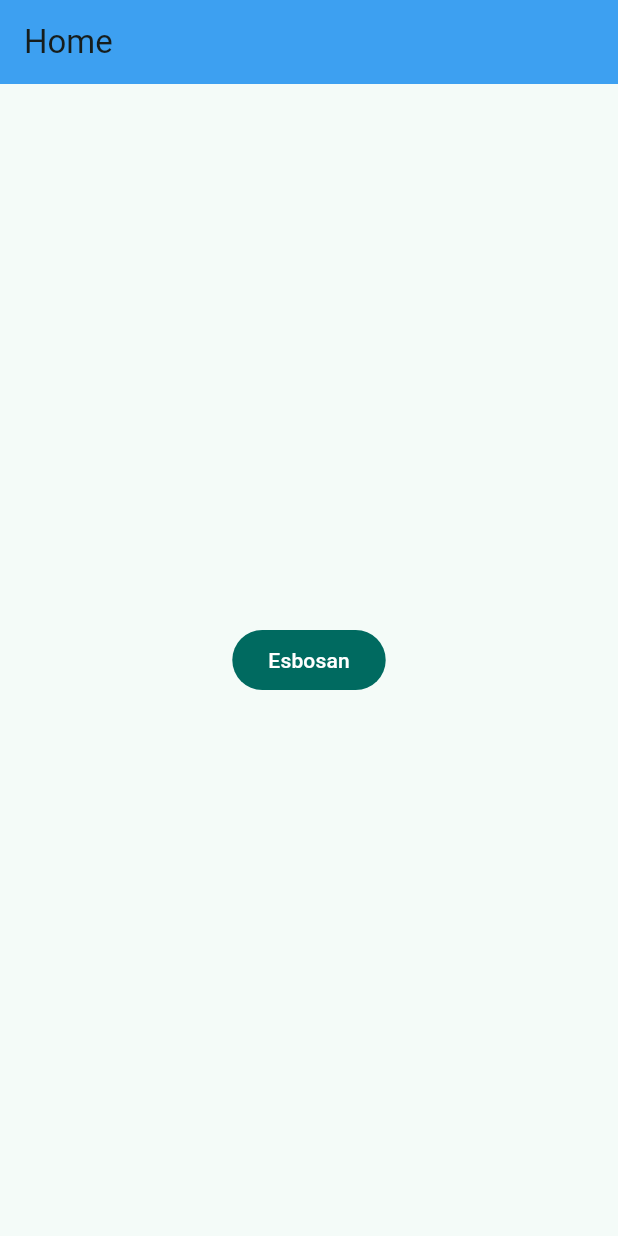
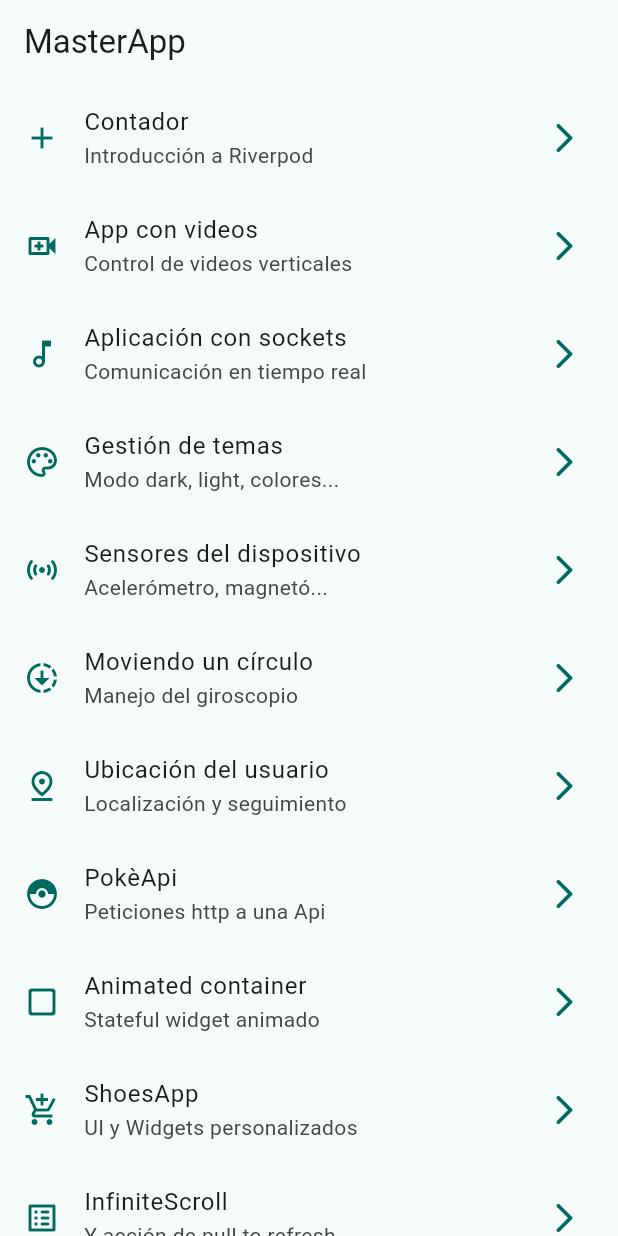
Before and after one commit to Esther-SB/Master_ifab, a Flutter app: the screen it shows after launch, on a phone screen of 412 x 824 dp. Run offline on Flutter 3.47's test engine with Material 3 defaults, Android fonts, the phone set to English and light mode, and no system bars.

Commit message:
ListView

```diff
--- a/lib/config/config.dart
+++ b/lib/config/config.dart
@@ -1 +1,2 @@
 export './theme/app_theme.dart';
+export './menu/menu_items.dart';
--- a/lib/config/menu/menu_items.dart
+++ b/lib/config/menu/menu_items.dart
@@ -12,5 +12,95 @@ const MenuItem({
   required this.subtitulus,
   required this.link,
   required this.icon,
-})
+});
 }
+
+
+const appMenuItems = <MenuItem>[
+  MenuItem(
+    titulus: 'Contador',
+    subtitulus: 'Introducción a Riverpod',
+    link: '/numerator-river',
+    icon: Icons.add,
+  ),
+
+
+  MenuItem(
+ titulus: 'App con videos',
+ subtitulus: 'Control de videos verticales',
+ link: '/videos',
+ icon: Icons.video_call_outlined
+ ),
+
+
+ MenuItem(
+ titulus: 'Aplicación con sockets',
+ subtitulus: 'Comunicación en tiempo real',
+ link: '/bands',
+ icon: Icons.music_note_outlined
+ ),
+
+
+ MenuItem(
+ titulus: 'Gestión de temas',
+ subtitulus: 'Modo dark, light, colores...',
+ link: '/theme-mutante',
+ icon: Icons.color_lens_outlined
+ ),
+
+
+ MenuItem(
+ titulus: 'Sensores del dispositivo',
+ subtitulus: 'Acelerómetro, magnetó...',
+ link: '/sensors',
+ icon: Icons.sensors_rounded
+ ),
+
+
+ MenuItem(
+ titulus: 'Moviendo un círculo',
+ subtitulus: 'Manejo del giroscopio',
+ link: '/gyroscope',
+ icon: Icons.downloading
+ ),
+
+
+ MenuItem(
+ titulus: 'Ubicación del usuario',
+ subtitulus: 'Localización y seguimiento',
+ link: '/location',
+ icon: Icons.pin_drop_outlined
+ ),
+
+
+ MenuItem(
+ titulus: 'PokèApi',
+ subtitulus: 'Peticiones http a una Api',
+ link: '/request',
+ icon: Icons.catching_pokemon
+ ),
+
+
+MenuItem(
+ titulus: 'Animated container',
+ subtitulus: 'Stateful widget animado',
+ link: '/animated',
+ icon: Icons.check_box_outline_blank_rounded
+ ),
+
+
+ MenuItem(
+ titulus: 'ShoesApp',
+ subtitulus: 'UI y Widgets personalizados',
+ link: '/shoes',
+ icon: Icons.add_shopping_cart
+ ),
+
+
+ MenuItem(
+ titulus: 'InfiniteScroll',
+ subtitulus: 'Y acción de pull to refresh',
+ link: '/infinite',
+ icon: Icons.list_alt_rounded
+ ),
+];
--- a/lib/config/theme/app_theme.dart
+++ b/lib/config/theme/app_theme.dart
@@ -18,7 +18,11 @@ class AppTheme {
 final int electusColor;
 AppTheme({this.electusColor = 0});
 ThemeData getTheme() => ThemeData(
-  colorSchemeSeed: colorum[electusColor]
+  colorSchemeSeed: colorum[electusColor],
+
+  appBarTheme: const AppBarTheme(
+    centerTitle: false,
+  ),
 );
 
 }
--- a/lib/main.dart
+++ b/lib/main.dart
@@ -1,5 +1,6 @@
 import 'package:flutter/material.dart';
 import 'package:master_ifab/config/config.dart';
+import 'package:master_ifab/presentation/screens/screens.dart';
 
 void main() {
   runApp(const MainApp());
@@ -14,18 +15,7 @@ class MainApp extends StatelessWidget {
     return MaterialApp(
       debugShowCheckedModeBanner: false, //esto para quitar la etiquetado de construccion
       theme: AppTheme(electusColor: 1).getTheme(),
-      home: Scaffold( //widget que ocupa toda la pantalla
-      appBar: AppBar(
-        title: Text('Home'),
-        backgroundColor: const Color.fromARGB(255, 61, 160, 241)
-      ),
-        body: Center( //center es que todo lo que tenga dentro de body, va centrado automáticamente
-          child:FilledButton(
-            onPressed: () {},
-            child: Text('Esbosan')
-            )
-        ),
-      ),
+      home: DomusScreen()
     );
   }
 }
--- /dev/null
+++ b/lib/presentation/screens/domus/domus_screen.dart
@@ -0,0 +1,64 @@
+import 'package:flutter/material.dart';
+import 'package:master_ifab/config/config.dart';
+
+class DomusScreen extends StatefulWidget {
+
+  const DomusScreen({super.key});
+
+  @override
+  State<DomusScreen> createState() => _DomusScreenState();
+}
+
+class _DomusScreenState extends State<DomusScreen> {
+  @override
+  Widget build(BuildContext context) {
+    return Scaffold(
+      appBar: AppBar(
+        title: Text('MasterApp'),
+      ),
+      body: _DomusView(),
+    );
+  }
+}
+
+
+
+class _DomusView extends StatelessWidget {
+  const _DomusView();
+
+  @override
+  Widget build(BuildContext context) {
+    return ListView.builder(
+  itemCount: appMenuItems.length,
+  itemBuilder: (context, index) {
+    final menuItem = appMenuItems[index];
+    return _PropriumListTile(menuItem: menuItem);
+  },
+  );
+  }
+}
+
+
+class _PropriumListTile extends StatelessWidget {
+
+final MenuItem menuItem;
+
+  const _PropriumListTile({
+    required this.menuItem
+  });
+
+  @override
+  Widget build(BuildContext context) {
+
+    final colorum = Theme.of(context).colorScheme;
+
+    return ListTile(
+      title: Text(menuItem.titulus),
+      subtitle: Text(menuItem.subtitulus),
+      leading: Icon(menuItem.icon, color: colorum.primary),
+      trailing: Icon(Icons.arrow_forward_ios_rounded, color: colorum.primary),
+      onTap: () {
+      },
+    );
+  }
+}
--- /dev/null
+++ b/lib/presentation/screens/screens.dart
@@ -0,0 +1 @@
+export './domus/domus_screen.dart';
```
Also changed, not shown: pubspec.lock.
